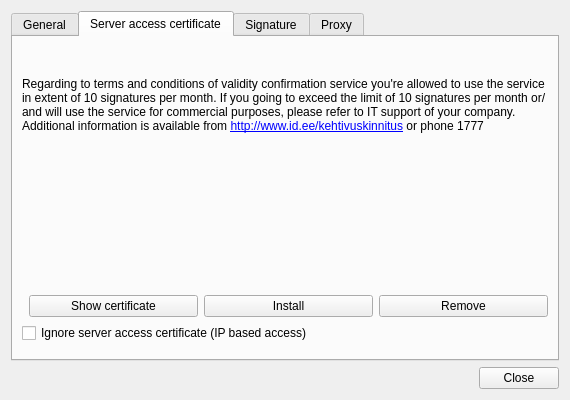
Above: client/ui/SettingsDialog.ui from open-eid/qdigidoc before the change. Below: the same form after it.
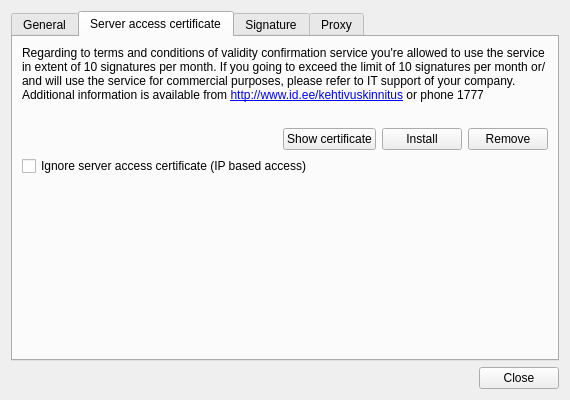
That is the form after the change. The open tabs and pages were chosen to show the change.

Commit message: workaround mac 10.6 api issues

```diff
--- a/client/ui/SettingsDialog.ui
+++ b/client/ui/SettingsDialog.ui
@@ -191,6 +191,12 @@
            <property name="orientation">
             <enum>Qt::Horizontal</enum>
            </property>
+           <property name="sizeHint" stdset="0">
+            <size>
+             <width>0</width>
+             <height>0</height>
+            </size>
+           </property>
           </spacer>
          </item>
          <item>
@@ -228,6 +234,12 @@
          <property name="orientation">
           <enum>Qt::Vertical</enum>
          </property>
+         <property name="sizeHint" stdset="0">
+          <size>
+           <width>0</width>
+           <height>0</height>
+          </size>
+         </property>
         </spacer>
        </item>
       </layout>
```
Left out of the diff: 2 changed lines with no effect on the pictures. The commit also changes 1 other file.
